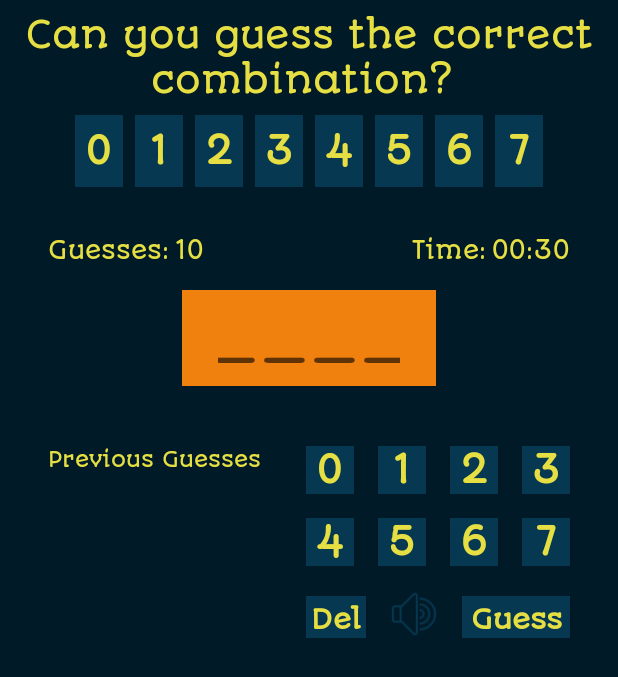
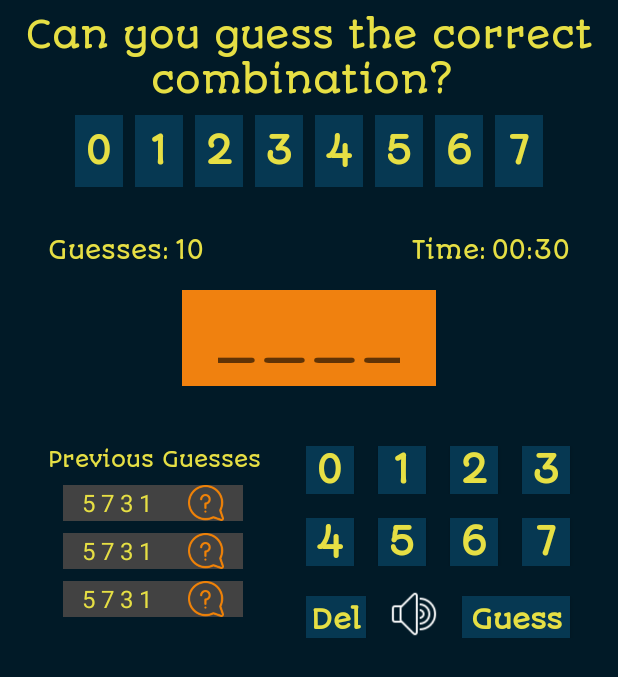
Before and after one commit to InquisitiveMindHasToKnow/Mastermind, an Android app: the layout activity_main.xml on its own in the app's theme, with its tools: preview values and no code run, on a phone screen of 412 x 824 dp. Shown: the top 677 px of the screen. Run offline under Robolectric (Android 15) with nearby library versions, the phone set to English and light mode, and no system bars.

Commit message:
Added a recyclerview to display previous guesses. Cleared edittext after each successful entry for better usability.

```diff
--- a/app/build.gradle
+++ b/app/build.gradle
@@ -30,6 +30,8 @@ dependencies {
     implementation 'com.squareup.retrofit2:retrofit:2.6.2'
     implementation 'com.squareup.retrofit2:converter-gson:2.6.0'
     implementation 'com.squareup.okhttp3:okhttp:4.3.1'
+    implementation 'com.android.support:recyclerview-v7:28.0.0'
+
 
     implementation 'com.android.support:design:28.0.0'
 }
--- a/app/src/main/res/layout/activity_main.xml
+++ b/app/src/main/res/layout/activity_main.xml
@@ -226,7 +226,7 @@
         android:textStyle="bold" />
 
 
-    <RelativeLayout
+    <android.support.constraint.ConstraintLayout
         android:layout_width="match_parent"
         android:layout_height="match_parent"
         android:layout_marginTop="40dp">
@@ -235,8 +235,10 @@
             android:id="@+id/zero_one_two_three_linear"
             android:layout_width="wrap_content"
             android:layout_height="wrap_content"
-            android:layout_alignParentEnd="true"
+            android:layout_gravity="end"
             android:layout_marginEnd="16dp"
+            app:layout_constraintTop_toTopOf="parent"
+            app:layout_constraintRight_toRightOf="parent"
             android:orientation="horizontal">
 
             <Button
@@ -298,8 +300,9 @@
             android:id="@+id/four_five_six_seven_linear"
             android:layout_width="wrap_content"
             android:layout_height="wrap_content"
-            android:layout_below="@id/zero_one_two_three_linear"
-            android:layout_alignParentEnd="true"
+            android:layout_gravity="end"
+            app:layout_constraintTop_toBottomOf="@id/zero_one_two_three_linear"
+            app:layout_constraintRight_toRightOf="parent"
             android:layout_marginTop="16dp"
             android:layout_marginEnd="16dp"
             android:orientation="horizontal">
@@ -364,8 +367,9 @@
         <LinearLayout
             android:layout_width="wrap_content"
             android:layout_height="wrap_content"
-            android:layout_below="@id/four_five_six_seven_linear"
-            android:layout_alignParentEnd="true"
+            android:layout_gravity="end"
+            app:layout_constraintTop_toBottomOf="@id/four_five_six_seven_linear"
+            app:layout_constraintRight_toRightOf="parent"
             android:layout_marginTop="16dp"
             android:layout_marginEnd="16dp"
             android:orientation="horizontal">
@@ -390,7 +394,7 @@
                 android:layout_height="32dp"
                 android:layout_marginEnd="16dp"
                 android:background="@drawable/play_song_speaker"
-                android:backgroundTint="@color/colorPrimary"
+                android:backgroundTint="@android:color/white"
                 android:gravity="center"
                 android:textColor="@color/textColor"
                 android:textSize="24sp"
@@ -414,19 +418,33 @@
 
         </LinearLayout>
 
+
             <TextView
                 android:id="@+id/previous_guesses_header_textview"
                 android:layout_width="wrap_content"
                 android:layout_height="wrap_content"
-            android:layout_alignParentStart="true"
                 android:layout_marginStart="16dp"
                 android:fontFamily="@font/autour_one"
                 android:gravity="center"
                 android:paddingStart="16dp"
                 android:paddingEnd="16dp"
                 android:text="Previous Guesses"
-            android:textColor="@color/textColor" />
+                android:textColor="@color/textColor"
+                app:layout_constraintLeft_toLeftOf="parent"
+                app:layout_constraintTop_toTopOf="parent"
+                />
 
-    </RelativeLayout>
+        <android.support.v7.widget.RecyclerView
+            android:id="@+id/prev_guess_recycler"
+            android:layout_width="120dp"
+            android:layout_height="320dp"
+            tools:listitem="@layout/prev_guesses_itemview"
+            app:layout_constraintLeft_toLeftOf="parent"
+            app:layout_constraintTop_toBottomOf="@id/previous_guesses_header_textview"
+            app:layout_constraintRight_toLeftOf="@id/four_five_six_seven_linear"
+
+            />
+
+    </android.support.constraint.ConstraintLayout>
 
 </LinearLayout>
--- /dev/null
+++ b/app/src/main/res/layout/prev_guesses_itemview.xml
@@ -0,0 +1,40 @@
+<?xml version="1.0" encoding="utf-8"?>
+<LinearLayout xmlns:android="http://schemas.android.com/apk/res/android"
+    android:orientation="vertical"
+    android:gravity="center"
+    android:layout_width="match_parent"
+    android:layout_height="wrap_content">
+
+
+    <LinearLayout
+        android:layout_width="match_parent"
+        android:layout_height="wrap_content"
+        android:layout_marginTop="8dp"
+        android:background="@color/cardview_dark_background"
+        android:gravity="center"
+        android:layout_gravity="center_horizontal"
+        android:orientation="horizontal">
+
+       <TextView
+           android:id="@+id/previous_guess_textview"
+           android:layout_width="wrap_content"
+           android:layout_height="wrap_content"
+           android:layout_marginEnd="24dp"
+           android:gravity="center"
+           android:textColor="@color/textColor"
+           android:text="5 7 3 1"
+           android:textSize="16sp"
+           />
+
+
+        <ImageView
+            android:id="@+id/prev_guess_imageview"
+            android:layout_width="24dp"
+            android:layout_height="24dp"
+            android:layout_gravity="center"
+            android:src="@drawable/questionmark"/>
+
+
+    </LinearLayout>
+
+</LinearLayout>
```
Also changed, not shown: app/src/main/java/org/ohmstheresistance/mastermind/activities/MainActivity.java (+40 -13 lines), app/src/main/java/org/ohmstheresistance/mastermind/rv/PrevGuessesAdapter.java (added, +60 -0 lines). Lines whose indentation alone changed are shown as unchanged.
